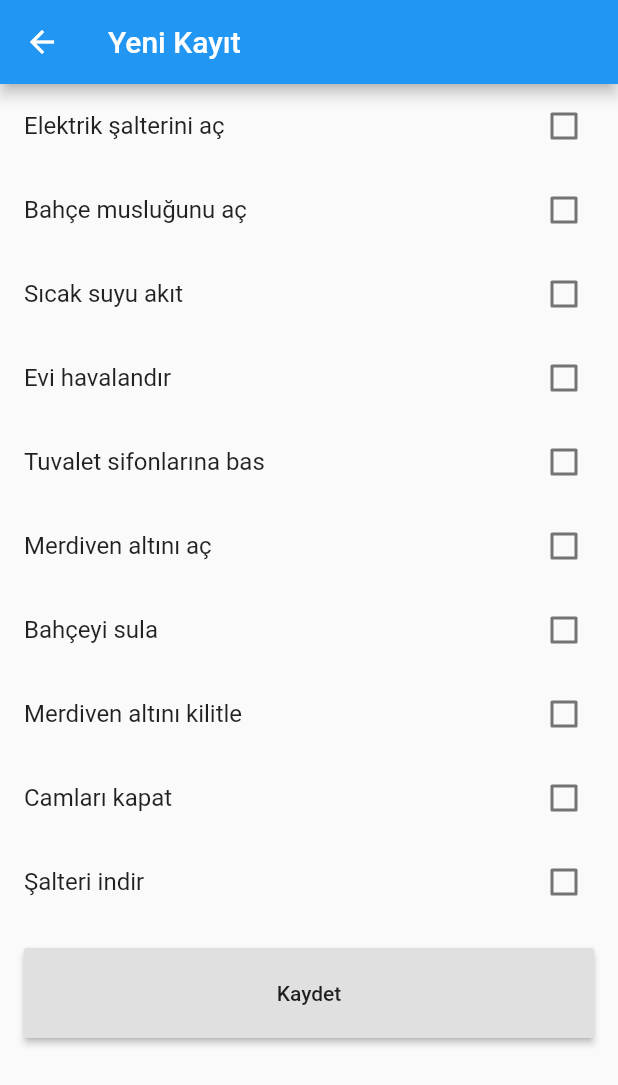
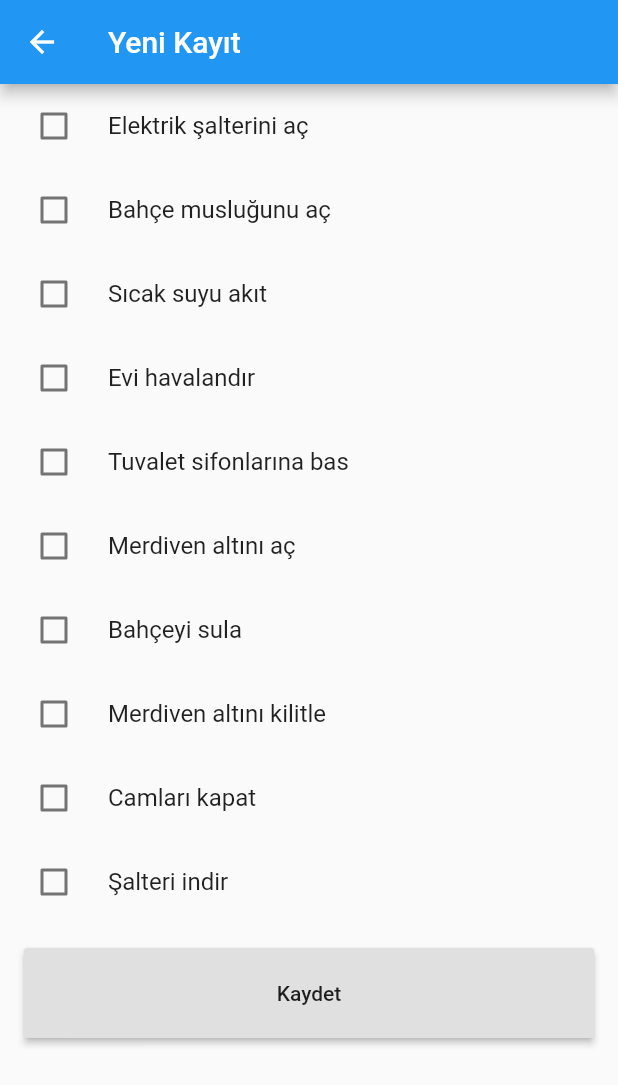
Before and after one commit to kanilturgut/flutter_batikent, a Flutter app: the NewHistoryItemPage screen opened directly, on a phone screen of 412 x 824 dp. Shown: the top 1085 px of the screen. Run offline on Flutter 3.47's test engine with Material 2 defaults, Android fonts, the phone set to English and light mode, and no system bars; our stand-ins replace hive, hive_flutter; accounts and stored records are empty; generated files the repository leaves out were written again.

```diff
--- a/lib/new_history_item_page.dart
+++ b/lib/new_history_item_page.dart
@@ -50,57 +50,58 @@ class _NewHistoryItemPageState extends State<NewHistoryItemPage> {
         appBar: AppBar(
           title: Text("Yeni Kayıt"),
         ),
-        body: Column(
+        body: SingleChildScrollView(
+          child: Column(
             children: <Widget>[
-            CheckboxListTile(
-              value: _value1,
-              onChanged: _value1Changed,
-              title: Text("Elektrik şalterini aç"),
+              ListItem(
+                checked: _value1,
+                onChange: _value1Changed,
+                text: "Elektrik şalterini aç",
               ),
-            CheckboxListTile(
-              value: _value2,
-              onChanged: _value2Changed,
-              title: Text("Bahçe musluğunu aç"),
+              ListItem(
+                checked: _value2,
+                onChange: _value2Changed,
+                text: "Bahçe musluğunu aç",
               ),
-            CheckboxListTile(
-              value: _value3,
-              onChanged: _value3Changed,
-              title: Text("Sıcak suyu akıt"),
+              ListItem(
+                checked: _value3,
+                onChange: _value3Changed,
+                text: "Sıcak suyu akıt",
               ),
-            CheckboxListTile(
-              value: _value4,
-              onChanged: _value4Changed,
-              title: Text("Evi havalandır"),
+              ListItem(
+                checked: _value4,
+                onChange: _value4Changed,
+                text: "Evi havalandır",
               ),
-            CheckboxListTile(
-              value: _value5,
-              onChanged: _value5Changed,
-              title: Text("Tuvalet sifonlarına bas"),
+              ListItem(
+                checked: _value5,
+                onChange: _value5Changed,
+                text: "Tuvalet sifonlarına bas",
               ),
-            CheckboxListTile(
-              value: _value6,
-              onChanged: _value6Changed,
-              title: Text("Merdiven altını aç"),
+              ListItem(
+                checked: _value6,
+                onChange: _value6Changed,
+                text: "Merdiven altını aç",
               ),
-            CheckboxListTile(
-              value: _value7,
-              onChanged: _value7Changed,
-              title: Text("Bahçeyi sula"),
+              ListItem(
+                checked: _value7,
+                onChange: _value7Changed,
+                text: "Bahçeyi sula",
               ),
-            CheckboxListTile(
-              value: _value8,
-              onChanged: _value8Changed,
-              title: Text("Merdiven altını kilitle"),
+              ListItem(
+                checked: _value8,
+                onChange: _value8Changed,
+                text: "Merdiven altını kilitle",
               ),
-            CheckboxListTile(
-              value: _value9,
-              onChanged: _value9Changed,
-              title: Text("Camları kapat"),
+              ListItem(
+                checked: _value9,
+                onChange: _value9Changed,
+                text: "Camları kapat",
               ),
-            CheckboxListTile(
-              value: _value10,
-              onChanged: _value10Changed,
-              title: Text("Şalteri indir"),
+              ListItem(
+               checked: _value10,
+               onChange: _value10Changed,
+               text: "Şalteri indir",
               ),
               Padding(
                 padding: EdgeInsets.all(16.0),
@@ -121,6 +122,7 @@ class _NewHistoryItemPageState extends State<NewHistoryItemPage> {
                 ),
               ),
             ],
+          ),
         ));
   }
 
@@ -147,3 +149,21 @@ class _NewHistoryItemPageState extends State<NewHistoryItemPage> {
     );
   }
 }
+
+class ListItem extends StatelessWidget {
+  final String text;
+  final bool checked;
+  final ValueChanged<bool> onChange;
+
+  const ListItem({Key key, this.checked, this.text, this.onChange}) : super(key: key);
+
+  @override
+  Widget build(BuildContext context) {
+    return CheckboxListTile(
+      value: checked,
+      onChanged: onChange,
+      title: Text(text),
+      controlAffinity: ListTileControlAffinity.leading,
+    );
+  }
+}
```
Lines whose indentation alone changed are shown as unchanged.
